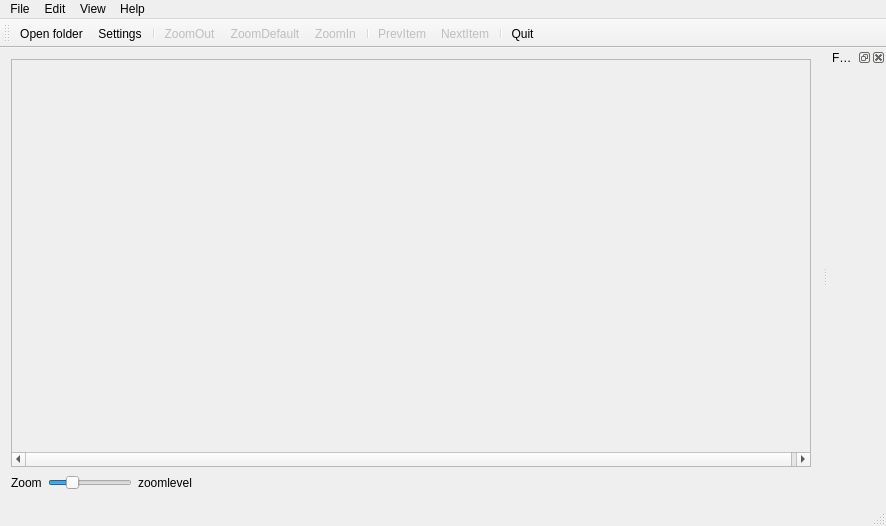
This is mainwindow.ui in jlehtoma/Sppeculate as Qt 5 draws it before an edit. The edited form follows.
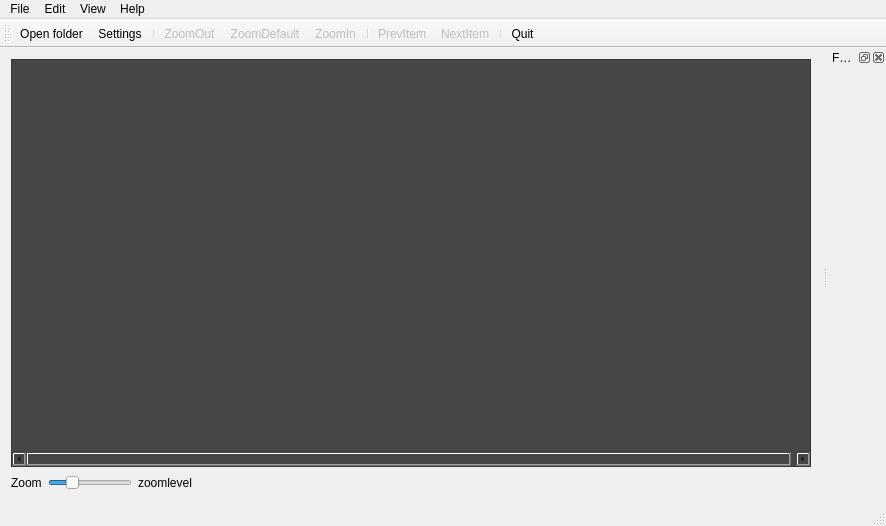
This is the edited form. Icons and pictures are not drawn.

The edit to the form file:
```diff
--- a/mainwindow.ui
+++ b/mainwindow.ui
@@ -29,6 +29,9 @@
           <verstretch>0</verstretch>
          </sizepolicy>
         </property>
+        <property name="styleSheet">
+         <string notr="true">background-color: rgb(70, 70, 70);</string>
+        </property>
         <property name="widgetResizable">
          <bool>false</bool>
         </property>
@@ -38,7 +41,7 @@
         <widget class="QWidget" name="scrollAreaWidgetContents">
          <property name="geometry">
           <rect>
-           <x>3</x>
+           <x>2</x>
            <y>92</y>
            <width>803</width>
            <height>227</height>
```
Left out of the diff: 4 changed lines with no effect on the pictures.
